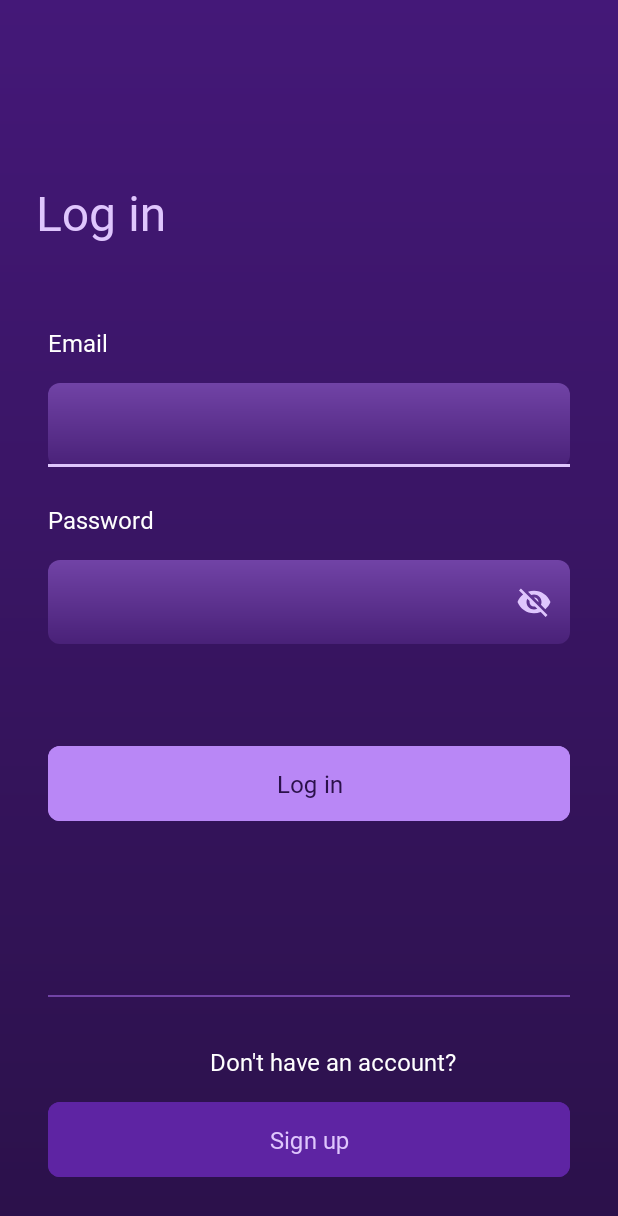
After one commit to itssinghankit/Medscape2.0, an Android app: the layout fragment_login.xml on its own in the app's theme, with its tools: preview values and no code run, on a phone screen of 412 x 824 dp. The commit adds this screen. Shown: the top 1216 px of the screen. Run offline under Robolectric (Android 15) with nearby library versions, the phone set to English and light mode, and no system bars.

Commit message:
login screen completed

```diff
--- a/app/build.gradle.kts
+++ b/app/build.gradle.kts
@@ -5,7 +5,6 @@ plugins {
     //hilt
     kotlin("kapt")
     id("com.google.dagger.hilt.android")
-    alias(libs.plugins.google.gms.google.services)
 }
 
 android {
@@ -50,7 +49,6 @@ dependencies {
     implementation(libs.material)
     implementation(libs.androidx.activity)
     implementation(libs.androidx.constraintlayout)
-    implementation(libs.firebase.auth)
     testImplementation(libs.junit)
     androidTestImplementation(libs.androidx.junit)
     androidTestImplementation(libs.androidx.espresso.core)
--- /dev/null
+++ b/app/src/main/res/drawable/screen_bg.xml
@@ -0,0 +1,6 @@
+<?xml version="1.0" encoding="utf-8"?>
+<shape xmlns:android="http://schemas.android.com/apk/res/android">
+    <gradient android:startColor="@color/light_purple2"
+        android:endColor="@color/dark_purple"
+        android:angle="270"/>
+</shape>
--- /dev/null
+++ b/app/src/main/res/drawable/txt_fld_bg.xml
@@ -0,0 +1,7 @@
+<?xml version="1.0" encoding="utf-8"?>
+<shape xmlns:android="http://schemas.android.com/apk/res/android">
+    <gradient android:startColor="@color/lightest_purple"
+        android:endColor="@color/light_purple"
+        android:angle="270"/>
+    <corners android:radius="8dp"/>
+</shape>
--- /dev/null
+++ b/app/src/main/res/layout/fragment_login.xml
@@ -0,0 +1,166 @@
+<?xml version="1.0" encoding="utf-8"?>
+<ScrollView xmlns:android="http://schemas.android.com/apk/res/android"
+    xmlns:app="http://schemas.android.com/apk/res-auto"
+    xmlns:tools="http://schemas.android.com/tools"
+    android:layout_width="match_parent"
+    android:layout_height="match_parent"
+    android:background="@drawable/screen_bg"
+    tools:context=".presentation.screens.auth.login.LoginFragment">
+
+    <androidx.constraintlayout.widget.ConstraintLayout
+        android:layout_width="match_parent"
+        android:layout_height="match_parent">
+
+        <TextView
+            android:id="@+id/top_txt"
+            android:layout_width="wrap_content"
+            android:layout_height="wrap_content"
+            android:layout_marginStart="24dp"
+            android:layout_marginTop="120dp"
+            android:fontFamily="@font/lato_bold"
+            android:text="Log in"
+            android:textColor="@color/txt_purple"
+            android:textSize="32sp"
+            app:layout_constraintStart_toStartOf="parent"
+            app:layout_constraintTop_toTopOf="parent" />
+
+        <TextView
+            android:id="@+id/email_txt"
+            android:layout_width="wrap_content"
+            android:layout_height="wrap_content"
+            android:layout_marginStart="32dp"
+            android:layout_marginTop="54dp"
+            android:fontFamily="@font/lato_bold"
+            android:text="Email"
+            android:textColor="@color/white"
+            android:textSize="16sp"
+            app:layout_constraintStart_toStartOf="parent"
+            app:layout_constraintTop_toBottomOf="@id/top_txt" />
+
+        <com.google.android.material.textfield.TextInputLayout
+            android:id="@+id/email_cont"
+            style="?attr/textInputFilledStyle"
+            android:layout_width="match_parent"
+            android:layout_height="wrap_content"
+            android:layout_marginStart="32dp"
+            android:layout_marginTop="16dp"
+            android:layout_marginEnd="32dp"
+            app:boxStrokeColor="@color/txt_purple"
+            app:boxStrokeWidth="0dp"
+            app:layout_constraintEnd_toEndOf="parent"
+            app:layout_constraintStart_toStartOf="parent"
+            app:layout_constraintTop_toBottomOf="@id/email_txt">
+
+            <com.google.android.material.textfield.TextInputEditText
+                android:id="@+id/email"
+                android:layout_width="match_parent"
+                android:layout_height="match_parent"
+                android:background="@drawable/txt_fld_bg"
+                android:fontFamily="@font/lato_regular" />
+
+        </com.google.android.material.textfield.TextInputLayout>
+
+
+        <TextView
+            android:id="@+id/pass_txt"
+            android:layout_width="wrap_content"
+            android:layout_height="wrap_content"
+            android:layout_marginStart="32dp"
+            android:layout_marginTop="24dp"
+            android:fontFamily="@font/lato_bold"
+            android:text="Password"
+            android:textColor="@color/white"
+            android:textSize="16sp"
+            app:layout_constraintStart_toStartOf="parent"
+            app:layout_constraintTop_toBottomOf="@id/email_cont" />
+
+        <com.google.android.material.textfield.TextInputLayout
+            android:id="@+id/pass_cont"
+            style="?attr/textInputFilledStyle"
+            android:layout_width="match_parent"
+            android:layout_height="wrap_content"
+            android:layout_marginStart="32dp"
+            android:layout_marginTop="16dp"
+            android:layout_marginEnd="32dp"
+            app:boxStrokeColor="@color/txt_purple"
+            app:boxStrokeWidth="0dp"
+            app:layout_constraintEnd_toEndOf="parent"
+            app:layout_constraintStart_toStartOf="parent"
+            app:layout_constraintTop_toBottomOf="@id/pass_txt"
+            app:passwordToggleEnabled="true"
+            app:passwordToggleTint="@color/txt_purple">
+
+            <com.google.android.material.textfield.TextInputEditText
+                android:id="@+id/password"
+                android:layout_width="match_parent"
+                android:layout_height="match_parent"
+                android:background="@drawable/txt_fld_bg"
+                android:fontFamily="@font/lato_regular" />
+
+        </com.google.android.material.textfield.TextInputLayout>
+
+        <com.google.android.material.button.MaterialButton
+            android:id="@+id/lgn_btn"
+            android:layout_width="match_parent"
+            android:layout_height="wrap_content"
+            android:layout_marginStart="32dp"
+            android:layout_marginTop="64dp"
+            android:layout_marginEnd="32dp"
+            android:backgroundTint="@color/btn_purple"
+            android:fontFamily="@font/lato_bold"
+            android:padding="14dp"
+            android:text="Log in"
+            android:textColor="@color/dark_purple"
+            android:textSize="16sp"
+            app:cornerRadius="8dp"
+            app:layout_constraintEnd_toEndOf="parent"
+            app:layout_constraintStart_toStartOf="parent"
+            app:layout_constraintTop_toBottomOf="@id/pass_cont" />
+
+        <View
+            android:id="@+id/hr_rule"
+            android:layout_width="match_parent"
+            android:layout_height="1dp"
+            android:layout_marginStart="32dp"
+            android:layout_marginTop="112dp"
+            android:layout_marginEnd="32dp"
+            android:background="@color/lightest_purple"
+            app:layout_constraintTop_toBottomOf="@id/lgn_btn" />
+
+        <TextView
+            android:id="@+id/low_txt"
+            android:layout_width="wrap_content"
+            android:layout_height="wrap_content"
+            android:layout_marginStart="32dp"
+            android:layout_marginTop="32dp"
+            android:fontFamily="@font/lato_bold"
+            android:text="Don't have an account?"
+            android:textColor="@color/white"
+            android:textSize="16sp"
+            app:layout_constraintEnd_toEndOf="parent"
+            app:layout_constraintStart_toStartOf="parent"
+            app:layout_constraintTop_toBottomOf="@id/hr_rule" />
+
+        <com.google.android.material.button.MaterialButton
+            android:id="@+id/sgn_up_btn"
+            android:layout_width="match_parent"
+            android:layout_height="wrap_content"
+            android:layout_marginStart="32dp"
+            android:layout_marginTop="12dp"
+            android:layout_marginEnd="32dp"
+            android:layout_marginBottom="32dp"
+            android:backgroundTint="@color/btn_purple_drk"
+            android:fontFamily="@font/lato_bold"
+            android:padding="14dp"
+            android:text="Sign up"
+            android:textColor="@color/txt_purple"
+            android:textSize="16sp"
+            app:cornerRadius="8dp"
+            app:layout_constraintBottom_toBottomOf="parent"
+            app:layout_constraintEnd_toEndOf="parent"
+            app:layout_constraintStart_toStartOf="parent"
+            app:layout_constraintTop_toBottomOf="@id/low_txt" />
+
+    </androidx.constraintlayout.widget.ConstraintLayout>
+
+</ScrollView>
--- a/app/src/main/res/navigation/nav_graph.xml
+++ b/app/src/main/res/navigation/nav_graph.xml
@@ -7,9 +7,9 @@
 
     <fragment
         android:id="@+id/FirstFragment"
-        android:name="com.example.medscape20.presentation.screens.splash.FirstFragment"
+        android:name="com.example.medscape20.presentation.screens.auth.login.LoginFragment2"
         android:label="@string/first_fragment_label"
-        tools:layout="@layout/fragment_first">
+        tools:layout="@layout/fragment_login">
 
         <action
             android:id="@+id/action_FirstFragment_to_SecondFragment"
@@ -17,7 +17,7 @@
     </fragment>
     <fragment
         android:id="@+id/SecondFragment"
-        android:name="com.example.medscape20.presentation.screens.splash.SecondFragment"
+        android:name="com.example.medscape20.presentation.screens.auth.SecondFragment"
         android:label="@string/second_fragment_label"
         tools:layout="@layout/fragment_second">
 
--- a/app/src/main/res/values/colors.xml
+++ b/app/src/main/res/values/colors.xml
@@ -2,7 +2,11 @@
 <resources>
     <color name="black">#FF000000</color>
     <color name="white">#FFFFFFFF</color>
-    <color name="dark_purple">#595BE8</color>
-    <color name="light_purple">#8184F9</color>
-    <color name="txt_purple">#E3E4FD</color>
+    <color name="dark_purple">#2B114A</color>
+    <color name="lightest_purple">#7143A6</color>
+    <color name="light_purple">#492178</color>
+    <color name="light_purple2">#441878</color>
+    <color name="txt_purple">#DFC6FD</color>
+    <color name="btn_purple">#B987F6</color>
+    <color name="btn_purple_drk">#5E24A3</color>
 </resources>
--- a/app/src/main/res/values/strings.xml
+++ b/app/src/main/res/values/strings.xml
@@ -44,4 +44,6 @@
     </string>
     <string name="splash_top_txt">Perfect \nWaste\nManagement</string>
     <string name="medscape">Medscape</string>
+    <!-- TODO: Remove or change this placeholder text -->
+    <string name="hello_blank_fragment">Hello blank fragment</string>
 </resources>
--- a/build.gradle.kts
+++ b/build.gradle.kts
@@ -4,5 +4,4 @@ plugins {
     alias(libs.plugins.jetbrains.kotlin.android) apply false
 
     id("com.google.dagger.hilt.android") version "2.44" apply false
-    alias(libs.plugins.google.gms.google.services) apply false
 }
--- a/gradle/libs.versions.toml
+++ b/gradle/libs.versions.toml
@@ -14,8 +14,6 @@ activity = "1.8.0"
 constraintlayout = "2.1.4"
 navigationFragmentKtx = "2.7.7"
 timber = "5.0.1"
-googleGmsGoogleServices = "4.4.2"
-firebaseAuth = "23.0.0"
 
 [libraries]
 androidx-core-ktx = { group = "androidx.core", name = "core-ktx", version.ref = "coreKtx" }
@@ -35,9 +33,7 @@ androidx-activity = { group = "androidx.activity", name = "activity", version.re
 androidx-constraintlayout = { group = "androidx.constraintlayout", name = "constraintlayout", version.ref = "constraintlayout" }
 retrofit = { module = "com.squareup.retrofit2:retrofit", version.ref = "converterGson" }
 timber = { module = "com.jakewharton.timber:timber", version.ref = "timber" }
-firebase-auth = { group = "com.google.firebase", name = "firebase-auth", version.ref = "firebaseAuth" }
 
 [plugins]
 android-application = { id = "com.android.application", version.ref = "agp" }
 jetbrains-kotlin-android = { id = "org.jetbrains.kotlin.android", version.ref = "kotlin" }
-google-gms-google-services = { id = "com.google.gms.google-services", version.ref = "googleGmsGoogleServices" }
```
Also changed, not shown: app/src/main/AndroidManifest.xml (+5 -5 lines), app/src/main/java/com/example/medscape20/presentation/screens/auth/AuthActivity.kt (+15 -0 lines), app/src/main/java/com/example/medscape20/presentation/screens/auth/login/LoginFragment.kt (added, +60 -0 lines), app/src/main/java/com/example/medscape20/presentation/screens/auth/login/LoginFragment2.kt (added, +38 -0 lines), app/src/main/java/com/example/medscape20/presentation/screens/splash/FirstFragment.kt (deleted, +0 -45 lines), app/src/main/java/com/example/medscape20/presentation/screens/splash/SecondFragment.kt (deleted, +0 -45 lines), app/src/main/res/layout/activity_auth.xml (+9 -8 lines), app/src/main/res/layout/fragment_first.xml (deleted, +0 -35 lines), app/src/main/res/layout/fragment_second.xml (deleted, +0 -35 lines).
